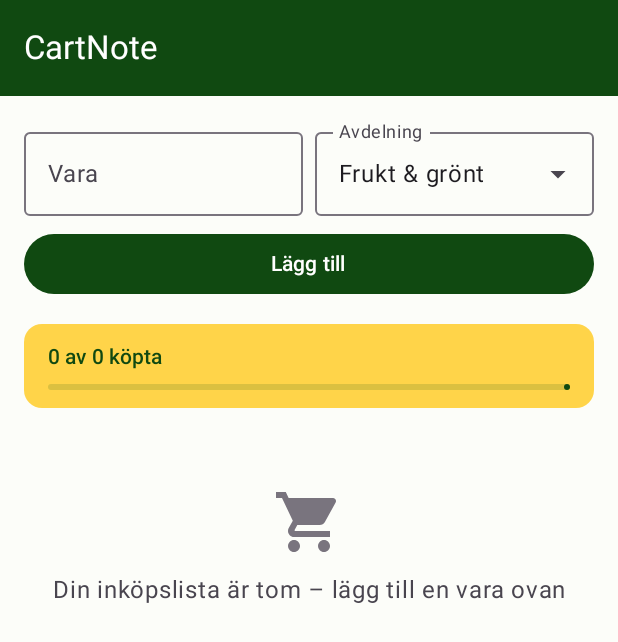
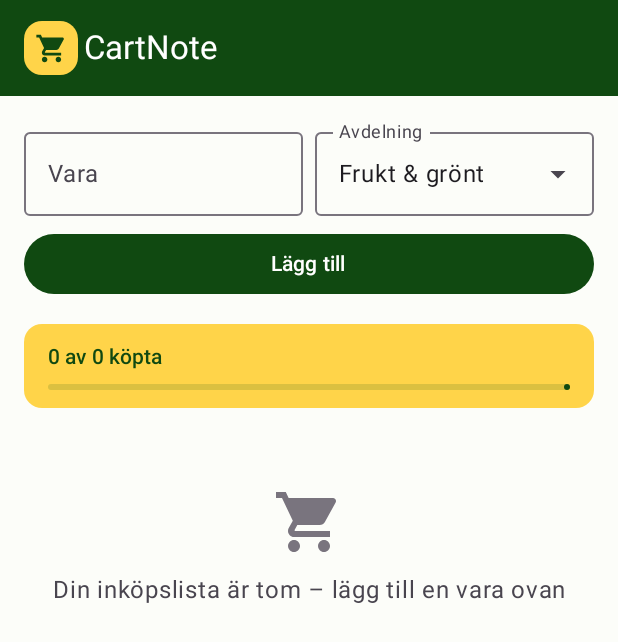
Before and after one commit to angiescoding2/CartNote, an Android app built with Jetpack Compose: the screen it shows after launch (MainActivity), on a phone screen of 412 x 824 dp. Shown: the top 642 px of the screen. Run offline under Robolectric (Android 15) with nearby library versions, the phone set to English and light mode, and no system bars.

Commit message:
Lägg till kundvagnsikon i TopAppBar

```diff
--- a/app/src/main/java/com/example/cartnote/MainActivity.kt
+++ b/app/src/main/java/com/example/cartnote/MainActivity.kt
@@ -8,7 +8,7 @@ package com.example.cartnote
 //[x] 6. Bocka av och ta bort (bara vald rad)
 //[x] 7. Redigera vara i dialog
 //[x] 8. Statistikrad "x av y köpta" + text för tom lista
-//[] 9. README: felsökning + reflektion kring hjälpmedel
+//[x] 9. README: felsökning + reflektion kring hjälpmedel
 
 //---VG---
 //[] 10. UiState + egna composables, filter och ångra borttagning
@@ -39,6 +39,9 @@ import androidx.compose.material.icons.filled.Edit
 import androidx.compose.material.icons.filled.ShoppingCart
 // För att centrera texten i det tomma läget
 import androidx.compose.ui.text.style.TextAlign
+// För den gula rutan bakom kundvagnen
+import androidx.compose.foundation.background
+import androidx.compose.foundation.shape.RoundedCornerShape
 
 // Startpunkten för appen
 class MainActivity : ComponentActivity() {
@@ -75,6 +78,26 @@ fun CartNoteScreen(viewModel: ShoppingViewModel = viewModel()) {
         // Topplisten med appens namn
         topBar = {
             TopAppBar(
+                // Kundvagnsikonen bredvid appens namn, i en gul ruta
+                navigationIcon = {
+                    Box(
+                        contentAlignment = Alignment.Center,
+                        modifier = Modifier
+                            .padding(start = 12.dp)
+                            .size(36.dp)
+                            .background(
+                                color = MaterialTheme.colorScheme.primaryContainer,
+                                shape = RoundedCornerShape(12.dp)
+                            )
+                    ) {
+                        Icon(
+                            Icons.Default.ShoppingCart,
+                            contentDescription = null,
+                            tint = MaterialTheme.colorScheme.onPrimaryContainer,
+                            modifier = Modifier.size(22.dp)
+                        )
+                    }
+                },
                 title = { Text("CartNote") },
                 colors = TopAppBarDefaults.topAppBarColors(
                     containerColor = MaterialTheme.colorScheme.primary,
@@ -231,6 +254,7 @@ fun ShoppingRow(
         }
     }
 }
+
 // Rullgardin för avdelning. Används både i "Lägg till" och i redigeringsdialogen.
 @OptIn(ExperimentalMaterial3Api::class)
 @Composable
```
